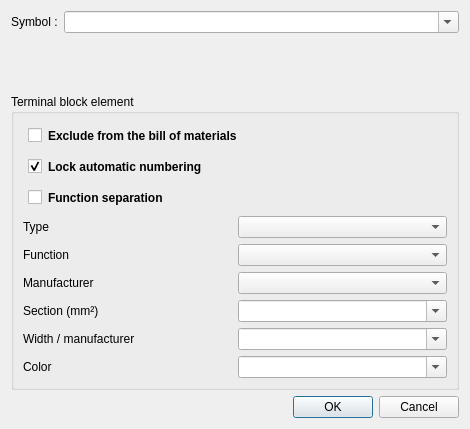
This is sources/TerminalNavigator/ui/terminalpropertiesdialog.ui in ChuckNr11/qelectrotech-source-mirror as Qt 5 draws it before an edit. The edited form follows.
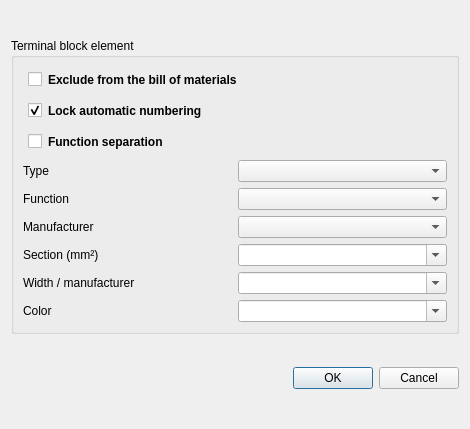
This is the edited form.

Commit message: Terminal navigator: the properties of a terminal, and the symbol it is drawn with

Diff of the .ui file:
```diff
--- a/sources/TerminalNavigator/ui/terminalpropertiesdialog.ui
+++ b/sources/TerminalNavigator/ui/terminalpropertiesdialog.ui
@@ -23,30 +23,6 @@
    <string>Terminal properties</string>
   </property>
   <layout class="QGridLayout" name="gridLayout">
-   <item row="0" column="0">
-    <layout class="QFormLayout" name="formLayout">
-     <item row="0" column="0">
-      <widget class="QLabel" name="label_symbol">
-       <property name="text">
-        <string>Symbol :</string>
-       </property>
-      </widget>
-     </item>
-     <item row="0" column="1">
-      <widget class="QComboBox" name="m_symbol_cb">
-       <property name="toolTip">
-        <string>Symbol the terminals are drawn with, once they are placed on a folio. Type to find one, or pick it in the list; every terminal symbol of the project and of the standard collection is listed.</string>
-       </property>
-       <property name="editable">
-        <bool>true</bool>
-       </property>
-       <property name="insertPolicy">
-        <enum>QComboBox::InsertPolicy::NoInsert</enum>
-       </property>
-      </widget>
-     </item>
-    </layout>
-   </item>
    <item row="1" column="0">
     <widget class="QGroupBox" name="m_terminal_gb">
      <property name="sizePolicy">
```
The commit also changes 13 other files.
